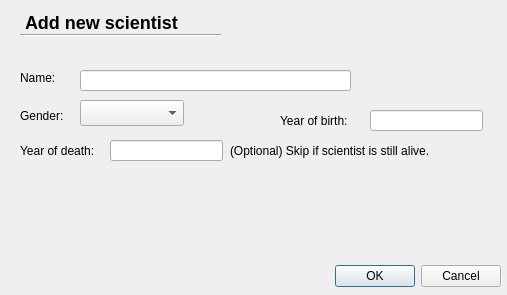
Qt form addscientist.ui (Hopur-50/Verkefni3) before a commit.
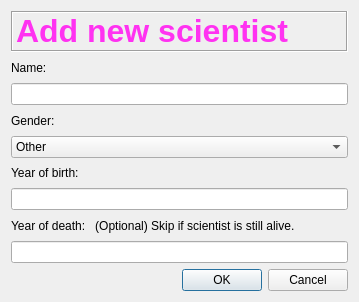
The same form after that commit.

```diff
--- a/addscientist.ui
+++ b/addscientist.ui
@@ -6,162 +6,97 @@
    <rect>
     <x>0</x>
     <y>0</y>
-    <width>507</width>
-    <height>295</height>
+    <width>359</width>
+    <height>302</height>
    </rect>
   </property>
   <property name="windowTitle">
    <string>Dialog</string>
   </property>
-  <property name="autoFillBackground">
-   <bool>false</bool>
-  </property>
-  <property name="sizeGripEnabled">
-   <bool>false</bool>
-  </property>
-  <widget class="QDialogButtonBox" name="buttonBox">
-   <property name="geometry">
-    <rect>
-     <x>160</x>
-     <y>260</y>
-     <width>341</width>
-     <height>32</height>
-    </rect>
-   </property>
-   <property name="orientation">
-    <enum>Qt::Horizontal</enum>
-   </property>
-   <property name="standardButtons">
-    <set>QDialogButtonBox::Cancel|QDialogButtonBox::Ok</set>
-   </property>
-  </widget>
-  <widget class="QComboBox" name="comboBox">
-   <property name="geometry">
-    <rect>
-     <x>80</x>
-     <y>100</y>
-     <width>104</width>
-     <height>26</height>
-    </rect>
-   </property>
-  </widget>
-  <widget class="QLabel" name="label">
-   <property name="geometry">
-    <rect>
-     <x>20</x>
-     <y>70</y>
-     <width>59</width>
-     <height>16</height>
-    </rect>
-   </property>
-   <property name="text">
-    <string>Name:</string>
-   </property>
-  </widget>
-  <widget class="QLabel" name="label_2">
-   <property name="geometry">
-    <rect>
-     <x>20</x>
-     <y>105</y>
-     <width>59</width>
-     <height>21</height>
-    </rect>
-   </property>
-   <property name="text">
-    <string>Gender:</string>
-   </property>
-  </widget>
-  <widget class="QLineEdit" name="lineEdit">
-   <property name="geometry">
-    <rect>
-     <x>80</x>
-     <y>70</y>
-     <width>271</width>
-     <height>21</height>
-    </rect>
-   </property>
-  </widget>
-  <widget class="QLabel" name="label_3">
-   <property name="geometry">
-    <rect>
-     <x>280</x>
-     <y>110</y>
-     <width>91</width>
-     <height>21</height>
-    </rect>
-   </property>
-   <property name="text">
-    <string>Year of birth:</string>
-   </property>
-  </widget>
-  <widget class="QLabel" name="label_4">
-   <property name="geometry">
-    <rect>
-     <x>20</x>
-     <y>10</y>
-     <width>201</width>
-     <height>51</height>
-    </rect>
-   </property>
-   <property name="frameShape">
-    <enum>QFrame::HLine</enum>
-   </property>
-   <property name="frameShadow">
-    <enum>QFrame::Sunken</enum>
-   </property>
-   <property name="text">
-    <string>&lt;h2&gt;Add new scientist&lt;h2&gt;</string>
-   </property>
-   <property name="textFormat">
-    <enum>Qt::RichText</enum>
-   </property>
-  </widget>
-  <widget class="QLineEdit" name="lineEdit_2">
-   <property name="geometry">
-    <rect>
-     <x>370</x>
-     <y>110</y>
-     <width>113</width>
-     <height>21</height>
-    </rect>
-   </property>
-  </widget>
-  <widget class="QLabel" name="label_5">
-   <property name="geometry">
-    <rect>
-     <x>20</x>
-     <y>140</y>
-     <width>91</width>
-     <height>21</height>
-    </rect>
-   </property>
-   <property name="text">
-    <string>Year of death: </string>
-   </property>
-  </widget>
-  <widget class="QLineEdit" name="lineEdit_3">
-   <property name="geometry">
-    <rect>
-     <x>110</x>
-     <y>140</y>
-     <width>113</width>
-     <height>21</height>
-    </rect>
-   </property>
-  </widget>
-  <widget class="QLabel" name="label_6">
-   <property name="geometry">
-    <rect>
-     <x>230</x>
-     <y>140</y>
-     <width>241</width>
-     <height>21</height>
-    </rect>
-   </property>
-   <property name="text">
-    <string>(Optional) Skip if scientist is still alive.</string>
-   </property>
-  </widget>
+  <layout class="QVBoxLayout" name="verticalLayout">
+   <item>
+    <widget class="QLabel" name="label_4">
+     <property name="frameShape">
+      <enum>QFrame::Box</enum>
+     </property>
+     <property name="frameShadow">
+      <enum>QFrame::Sunken</enum>
+     </property>
+     <property name="text">
+      <string>&lt;html&gt;&lt;head/&gt;&lt;body&gt;&lt;p&gt;&lt;span style=&quot; font-size:24pt; font-weight:600; color:#ff32f1;&quot;&gt;Add new scientist&lt;/span&gt;&lt;/p&gt;&lt;/body&gt;&lt;/html&gt;</string>
+     </property>
+     <property name="textFormat">
+      <enum>Qt::RichText</enum>
+     </property>
+    </widget>
+   </item>
+   <item>
+    <widget class="QLabel" name="label">
+     <property name="text">
+      <string>Name:</string>
+     </property>
+    </widget>
+   </item>
+   <item>
+    <widget class="QLineEdit" name="lineEdit"/>
+   </item>
+   <item>
+    <widget class="QLabel" name="label_2">
+     <property name="text">
+      <string>Gender:</string>
+     </property>
+    </widget>
+   </item>
+   <item>
+    <widget class="QComboBox" name="comboBox">
+     <item>
+      <property name="text">
+       <string>Other</string>
+      </property>
+     </item>
+     <item>
+      <property name="text">
+       <string>Female</string>
+      </property>
+     </item>
+     <item>
+      <property name="text">
+       <string>Male</string>
+      </property>
+     </item>
+    </widget>
+   </item>
+   <item>
+    <widget class="QLabel" name="label_3">
+     <property name="text">
+      <string>Year of birth:</string>
+     </property>
+    </widget>
+   </item>
+   <item>
+    <widget class="QLineEdit" name="lineEdit_2"/>
+   </item>
+   <item>
+    <widget class="QLabel" name="label_5">
+     <property name="text">
+      <string>Year of death:   (Optional) Skip if scientist is still alive.</string>
+     </property>
+    </widget>
+   </item>
+   <item>
+    <widget class="QLineEdit" name="lineEdit_3"/>
+   </item>
+   <item>
+    <widget class="QDialogButtonBox" name="buttonBox">
+     <property name="orientation">
+      <enum>Qt::Horizontal</enum>
+     </property>
+     <property name="standardButtons">
+      <set>QDialogButtonBox::Cancel|QDialogButtonBox::Ok</set>
+     </property>
+    </widget>
+   </item>
+  </layout>
  </widget>
  <resources/>
  <connections>
```
Left out of the diff: 8 changed lines with no effect on the pictures.
